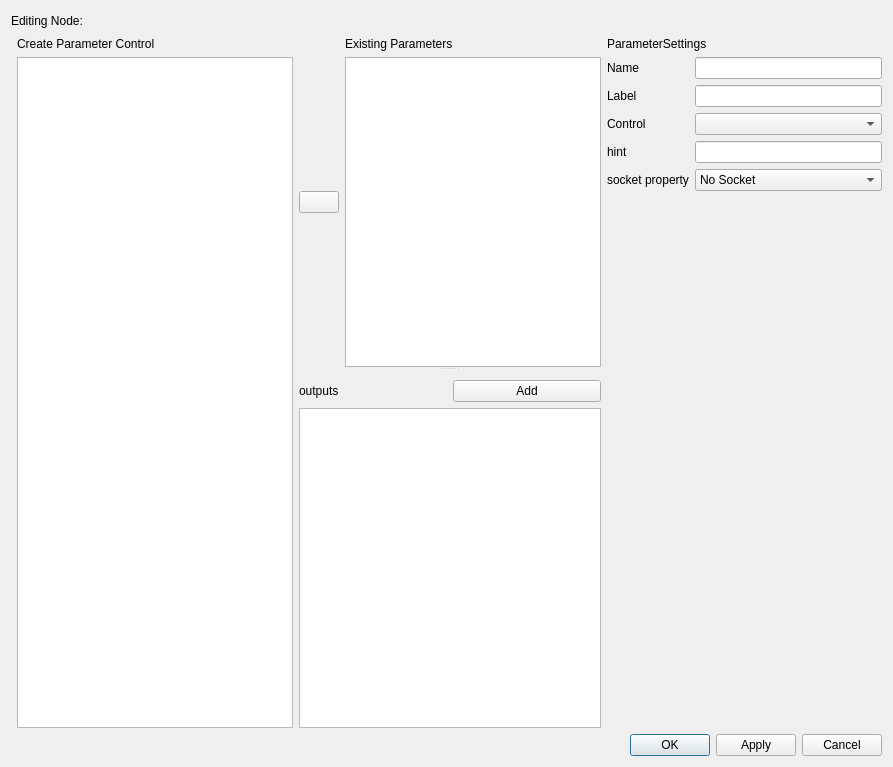
Above: ui/zenqt/dialog/zeditparamlayoutdlg.ui from zenustech/zeno before the change. Below: the same form after it.
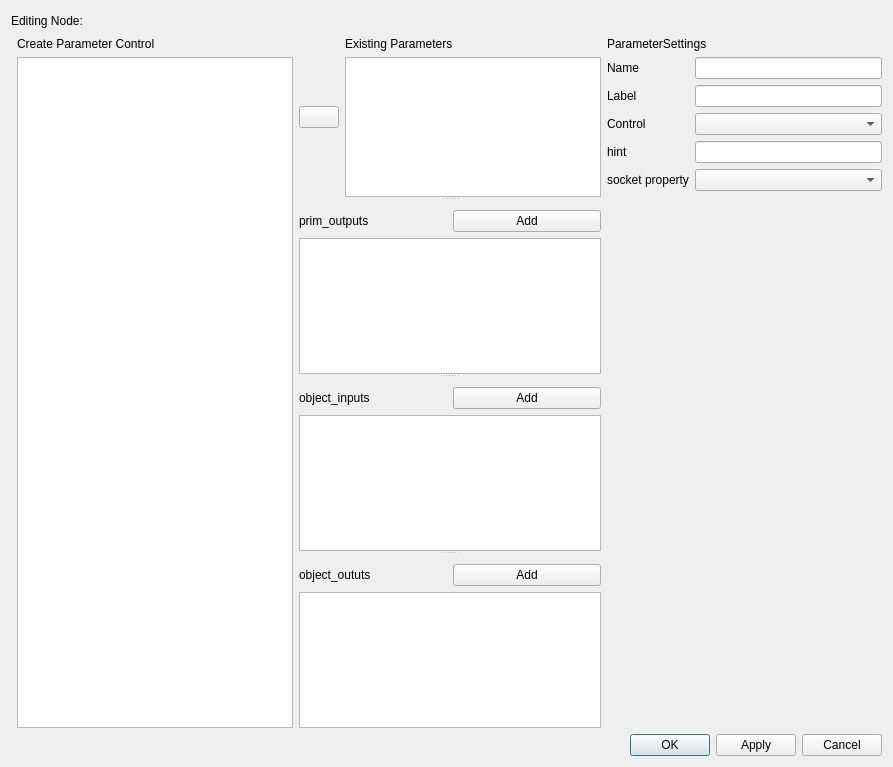
That is the form after the change. Icons and pictures are not drawn. Custom widgets are drawn as their Qt base class.

```diff
--- a/ui/zenqt/dialog/zeditparamlayoutdlg.ui
+++ b/ui/zenqt/dialog/zeditparamlayoutdlg.ui
@@ -154,7 +154,7 @@
              <item>
               <widget class="QLabel" name="labelPrameter_2">
                <property name="text">
-                <string>outputs</string>
+                <string>prim_outputs</string>
                </property>
               </widget>
              </item>
@@ -174,6 +174,70 @@
          </item>
         </layout>
        </widget>
+       <widget class="QWidget" name="horizontalLayoutWidget_3">
+        <layout class="QHBoxLayout" name="horizontalLayout_7">
+         <item>
+          <layout class="QVBoxLayout" name="verticalLayout_6">
+           <item>
+            <layout class="QHBoxLayout" name="horizontalLayout_8">
+             <property name="topMargin">
+              <number>10</number>
+             </property>
+             <item>
+              <widget class="QLabel" name="labelPrameter_3">
+               <property name="text">
+                <string>object_inputs</string>
+               </property>
+              </widget>
+             </item>
+             <item>
+              <widget class="QPushButton" name="btnAddObjInput">
+               <property name="text">
+                <string>Add</string>
+               </property>
+              </widget>
+             </item>
+            </layout>
+           </item>
+           <item>
+            <widget class="QListView" name="objInputsView"/>
+           </item>
+          </layout>
+         </item>
+        </layout>
+       </widget>
+       <widget class="QWidget" name="horizontalLayoutWidget_4">
+        <layout class="QHBoxLayout" name="horizontalLayout_9">
+         <item>
+          <layout class="QVBoxLayout" name="verticalLayout_7">
+           <item>
+            <layout class="QHBoxLayout" name="horizontalLayout_10">
+             <property name="topMargin">
+              <number>10</number>
+             </property>
+             <item>
+              <widget class="QLabel" name="labelPrameter_4">
+               <property name="text">
+                <string>object_oututs</string>
+               </property>
+              </widget>
+             </item>
+             <item>
+              <widget class="QPushButton" name="btnAddObjOutput">
+               <property name="text">
+                <string>Add</string>
+               </property>
+              </widget>
+             </item>
+            </layout>
+           </item>
+           <item>
+            <widget class="QListView" name="objOutputsView"/>
+           </item>
+          </layout>
+         </item>
+        </layout>
+       </widget>
       </widget>
      </item>
      <item>
@@ -221,23 +285,7 @@
           </widget>
          </item>
          <item row="4" column="1">
-          <widget class="QComboBox" name="cbSocketType">
-           <item>
-            <property name="text">
-             <string>No Socket</string>
-            </property>
-           </item>
-           <item>
-            <property name="text">
-             <string>Primary Socket</string>
-            </property>
-           </item>
-           <item>
-            <property name="text">
-             <string>Parameter Socket</string>
-            </property>
-           </item>
-          </widget>
+          <widget class="QComboBox" name="cbSocketType"/>
          </item>
          <item row="1" column="0">
           <widget class="QLabel" name="label_16">
```
